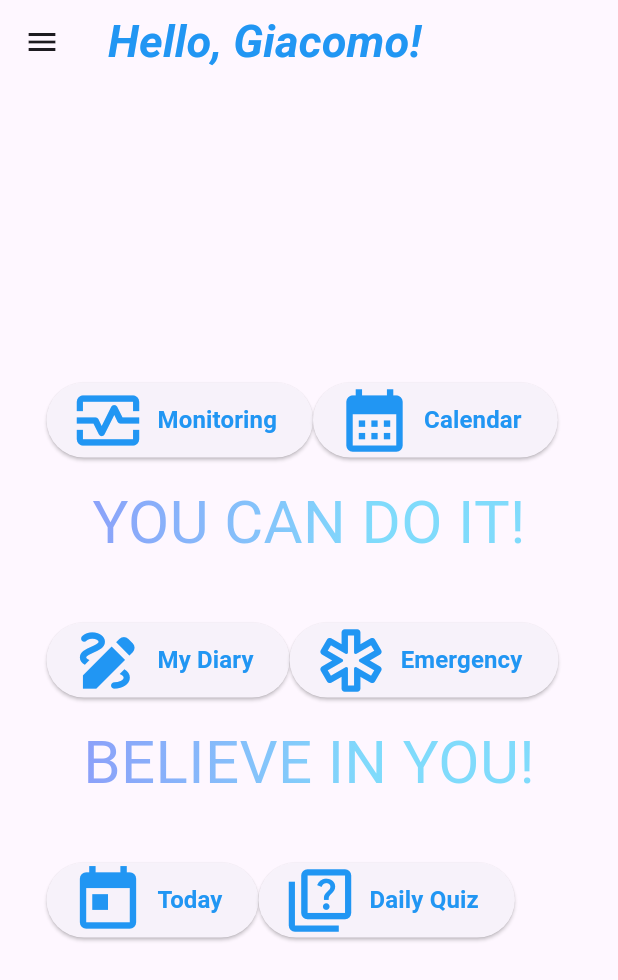
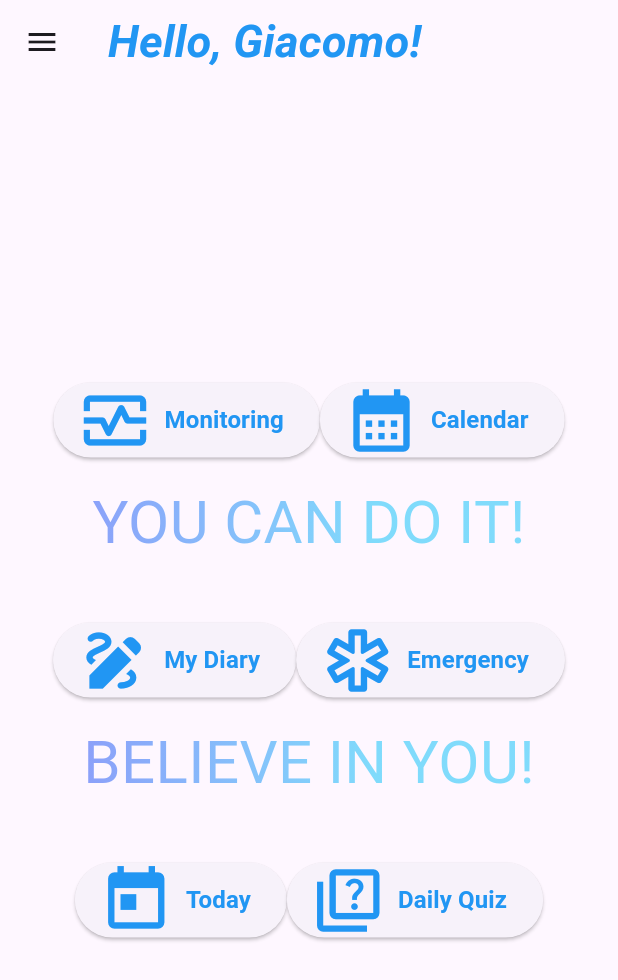
Before and after one commit to EmmaGh00/GROUP-PROJECT, a Flutter app: the HomePage screen opened directly, on a phone screen of 412 x 824 dp. Shown: the top 980 px of the screen. Run offline on Flutter 3.47's test engine with Material 3 defaults, Android fonts, the phone set to English and light mode, and no system bars; our stand-ins replace jwt_decoder, shared_preferences, syncfusion_flutter_charts, table_calendar; accounts and stored records are empty; Roboto replaces fonts that are missing (Outfit).

Commit message:
9giugno_mattina

```diff
--- a/3 giugno/lib/screens/homePage.dart
+++ b/3 giugno/lib/screens/homePage.dart
@@ -46,13 +46,14 @@ class HomePage extends StatelessWidget {
               // PRIMA RIGA
               Expanded(
                 child: Row(
+                  mainAxisAlignment: MainAxisAlignment.center,
                   children: [
                    //MONITORING
                    ElevatedButton.icon(
                       icon: Icon(
                         Icons.monitor_heart_outlined,
                         color:Colors.blue,
-                        size:50.0,
+                        size: 50.0,
                       ),
                       label: Text('Monitoring',
                         style: TextStyle(
@@ -66,12 +67,13 @@ class HomePage extends StatelessWidget {
                         Navigator.push(context, MaterialPageRoute(builder:(context) => Monitoring()));
                       },
                     ),
+
                     //CALENDAR
                     ElevatedButton.icon(
                       icon: Icon(
                         Icons.calendar_month,
                         color:Colors.blue,
-                        size:50.0,
+                        size: 50.0,
                       ),
                       label: Text('Calendar',
                         style: TextStyle(
@@ -110,6 +112,7 @@ class HomePage extends StatelessWidget {
               // SECONDA RIGA
               Expanded(
                 child: Row(
+                  mainAxisAlignment: MainAxisAlignment.center,
                   children: [
                     //MY DIARY
                     ElevatedButton.icon(
@@ -130,12 +133,13 @@ class HomePage extends StatelessWidget {
                         Navigator.push (context, MaterialPageRoute(builder:(context) => MyDiaryPage()));
                       },
                     ),
+
                     //EMERGENCY
                     ElevatedButton.icon(
                       icon: Icon(
                         Icons.emergency_outlined,
                         color:Colors.blue,
-                        size:50.0,
+                        size: 50.0,
                       ),
                       label: Text('Emergency',
                         style: TextStyle(
@@ -173,6 +177,7 @@ class HomePage extends StatelessWidget {
               //TERZA RIGA
               Expanded(
                 child: Row(
+                  mainAxisAlignment: MainAxisAlignment.center,
                   children: [
                     //TODAY SCORE
                     ElevatedButton.icon(
@@ -216,7 +221,6 @@ class HomePage extends StatelessWidget {
                   ],
                 ),
               ),
-
             ], //children
           ),
         ),
--- a/3 giugno/lib/screens/loginPage.dart
+++ b/3 giugno/lib/screens/loginPage.dart
@@ -91,12 +91,11 @@ class _LoginPageState extends State<LoginPage> {
                           ..removeCurrentSnackBar()
                           ..showSnackBar(SnackBar(content: Text(message)));
                         Navigator.pushReplacement(context, MaterialPageRoute(builder: (_) => HomePage()));
-                      }
-                      else{
+                      }else{
                         ScaffoldMessenger.of(context)
                           ..removeCurrentSnackBar()
                           ..showSnackBar(SnackBar(content: Text('Wrong username/password. Try again'))); //ALLERT
-                      } //if */
+                      } //if
                     }, //onPressed
                   ),
                 ], //children
```
